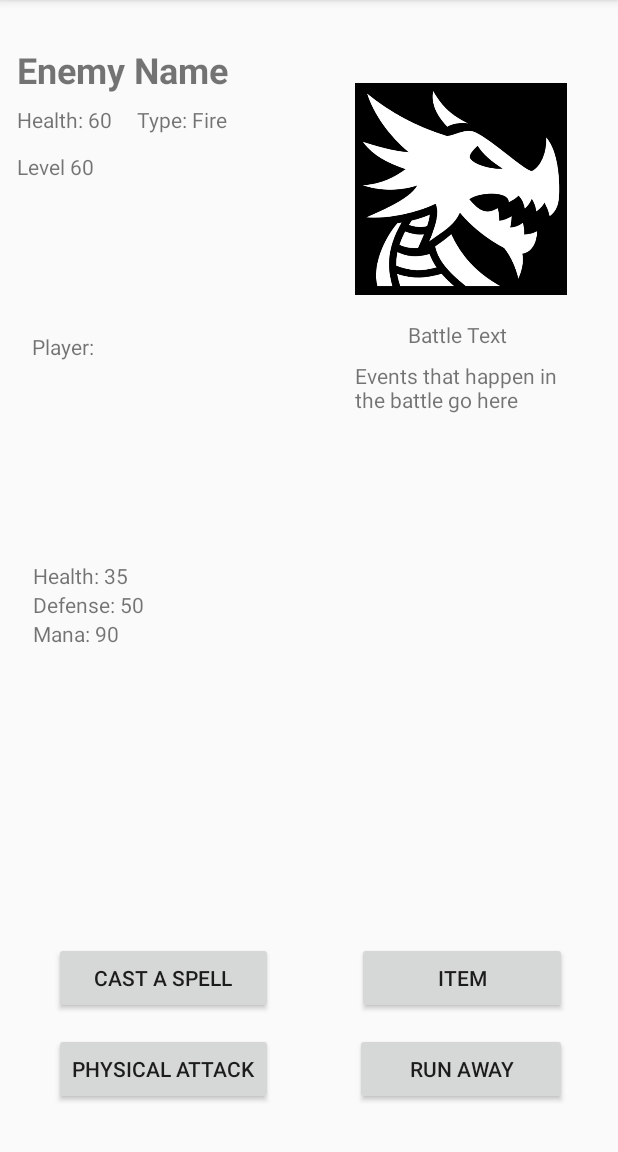
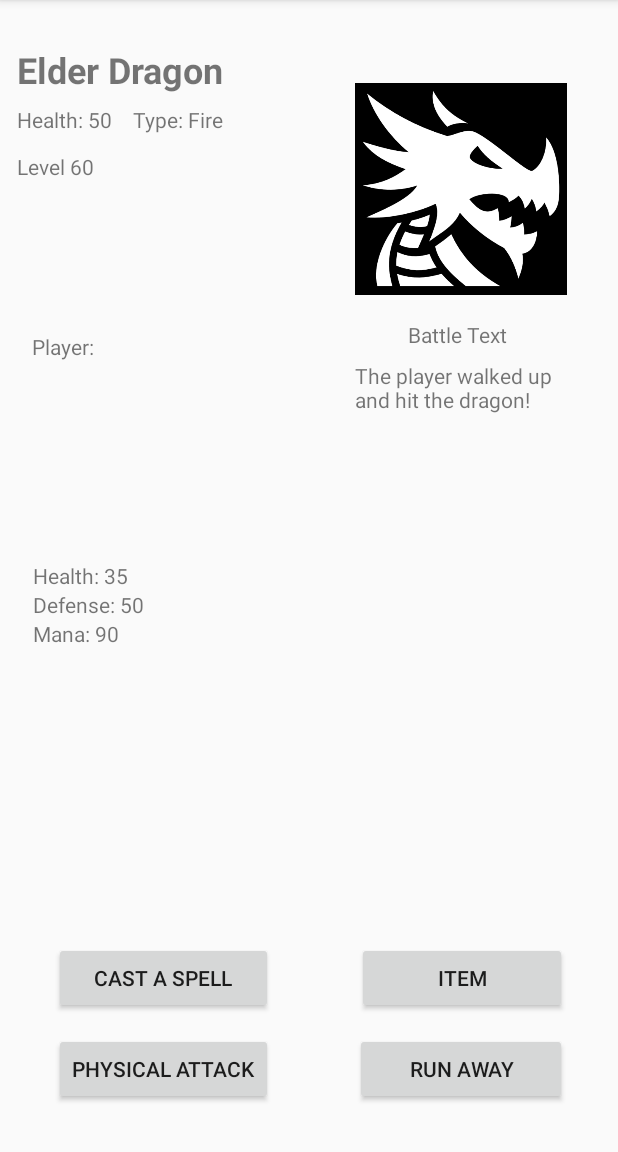
Before and after one commit to dylanalvarez1/RuneMaster, an Android app: the BattleActivity screen opened directly, with no data from a screen before it, after a tap on "PHYSICAL ATTACK", on a phone screen of 412 x 824 dp, the part 84-1236 px from its top. Run offline under Robolectric (Android 15) with nearby library versions, the phone set to English and light mode, and no system bars.

Commit message:
implement basic battle queue for fight logic text

```diff
--- a/app/src/main/java/com/example/geeksquad/midtermproject/BattleActivity.java
+++ b/app/src/main/java/com/example/geeksquad/midtermproject/BattleActivity.java
@@ -1,26 +1,75 @@
 package com.example.geeksquad.midtermproject;
 
 import android.content.Intent;
+import android.os.Handler;
 import android.support.v7.app.AppCompatActivity;
 import android.os.Bundle;
 import android.view.View;
 import android.widget.TextView;
 
+import java.util.LinkedList;
+import java.util.Queue;
+import java.util.Timer;
+import java.util.TimerTask;
+
 public class BattleActivity  extends ClosableActivity {
     LifeForm enemy;
     TextView enemyHealth;
+    TextView enemyName;
+    public static Queue<String> battleText = new LinkedList<String>();
+    TextView battleDescription;
+    int i = 0;
+    Handler h = new Handler();
+    int delay = 2*1000; //1 second=1000 milisecond
+    Runnable runnable;
+
+    @Override
+    protected void onResume() {
+        //start handler as activity become visible
+
+        h.postDelayed( runnable = new Runnable() {
+            public void run() {
+                //update battle description if the queue has text to go through
+                if(battleText.peek() != null)
+                    battleDescription.setText(battleText.poll());
+                else battleDescription.setText(" ");
+
+                //battleDescription.setText(Integer.toString(i++));
+                h.postDelayed(runnable, delay);
+            }
+        }, delay);
+
+        super.onResume();
+    }
+
+    @Override
+    protected void onPause() {
+        h.removeCallbacks(runnable); //stop handler when activity not visible
+        super.onPause();
+    }
+
+
+
 
     @Override
     protected void onCreate(Bundle savedInstanceState) {
         super.onCreate(savedInstanceState);
         setContentView(R.layout.activity_battle);
-        enemy = new LifeForm(60, 30, 2,10, 1, "None", "ice");
+        enemy = new LifeForm("Elder Dragon", 60, 30, 2,10, 1, "None", "ice");
         enemyHealth = findViewById(R.id.enemyHealth);
+        enemyName = findViewById(R.id.enemyName);
+        battleDescription = findViewById(R.id.battleDescription);
         enemyHealth.setText("Health: " + enemy.health);
+        enemyName.setText(enemy.name);
+
     }
     public void onBasicAttack(View view) {
+        enemyHealth = findViewById(R.id.enemyHealth);
         SearchingActivity.player.basicAttack(enemy);
-        enemyHealth.setText("Health: "+enemy.health);
+        String update = "Health: " + Integer.toString(enemy.health);
+        battleText.offer("The player walked up and hit the dragon!");
+
+        enemyHealth.setText(update);
 
     }
     public void onSpellAttack(View view) {
--- a/app/src/main/java/com/example/geeksquad/midtermproject/LifeForm.java
+++ b/app/src/main/java/com/example/geeksquad/midtermproject/LifeForm.java
@@ -5,10 +5,12 @@ import java.util.Collection;
 
 public class LifeForm {
     public int health, mana, maxHealth, level, damage, def;
-    public String status, type;
+    public String name, status, type;
     public ArrayList<Spell> mySpells = new ArrayList<Spell>(3);
+    public Spell loadedSpell = null;
 
-    public LifeForm(int health, int mana, int level, int damage, int def, String status, String type) {
+    public LifeForm(String name, int health, int mana, int level, int damage, int def, String status, String type) {
+        this.name = name;
         this.health = health;
         this.maxHealth = health;
         this.mana = mana;
@@ -21,10 +23,13 @@ public class LifeForm {
     }
 
     public void basicAttack(LifeForm target) {
+        target.health -= 10;
+        /*
         if(target.def < this.damage) {
             //A basic attack, although its weak
-            target.health -= (int) (this.damage - target.def);
-        }
+            //target.health -= (int) (this.damage - target.def);
+            target.health = 20;
+        } */
 
     }
 
--- a/app/src/main/java/com/example/geeksquad/midtermproject/Player.java
+++ b/app/src/main/java/com/example/geeksquad/midtermproject/Player.java
@@ -13,8 +13,8 @@ public class Player extends LifeForm{
     public int earth, electric, fire, water, ice, dragon;
 
 
-    Player(int health, int mana, int level, int damage, int def, int gold, String status, String type) {
-        super(health, mana, level, damage, def, status, type);
+    Player(String name, int health, int mana, int level, int damage, int def, int gold, String status, String type) {
+        super(name, health, mana, level, damage, def, status, type);
         this.maxMana = mana;
         this.gold = gold;
         earth = electric = fire = water = ice = dragon = 0;
--- a/app/src/main/java/com/example/geeksquad/midtermproject/SearchingActivity.java
+++ b/app/src/main/java/com/example/geeksquad/midtermproject/SearchingActivity.java
@@ -17,7 +17,7 @@ public class SearchingActivity  extends ClosableActivity {
         super.onCreate(savedInstanceState);
         setContentView(R.layout.activity_searching);
 
-        player = new Player(60, 30, 2,100, 8, 0, "None", "Human");
+        player = new Player("Player",60, 30, 2,100, 8, 0, "None", "Human");
         fireball = new Spell("Fireball", "fire", 1, "burned");
         frostbolt = new Spell("Frostbolt", "ice", 1, "freezed");
         lightning = new Spell("Lightning", "electric", 1, "shocked");
--- a/app/src/main/res/layout/activity_battle.xml
+++ b/app/src/main/res/layout/activity_battle.xml
@@ -126,12 +126,11 @@
         android:text="Item" />
 
     <TextView
-        android:id="@+id/textView10"
+        android:id="@+id/battleDescription"
         android:layout_width="136dp"
         android:layout_height="90dp"
         android:layout_alignStart="@+id/imageView"
-        android:layout_below="@+id/textView6"
-        android:text="Events that happen in the battle go here" />
+        android:layout_below="@+id/textView6" />
 
     <TextView
         android:id="@+id/textView11"
```
